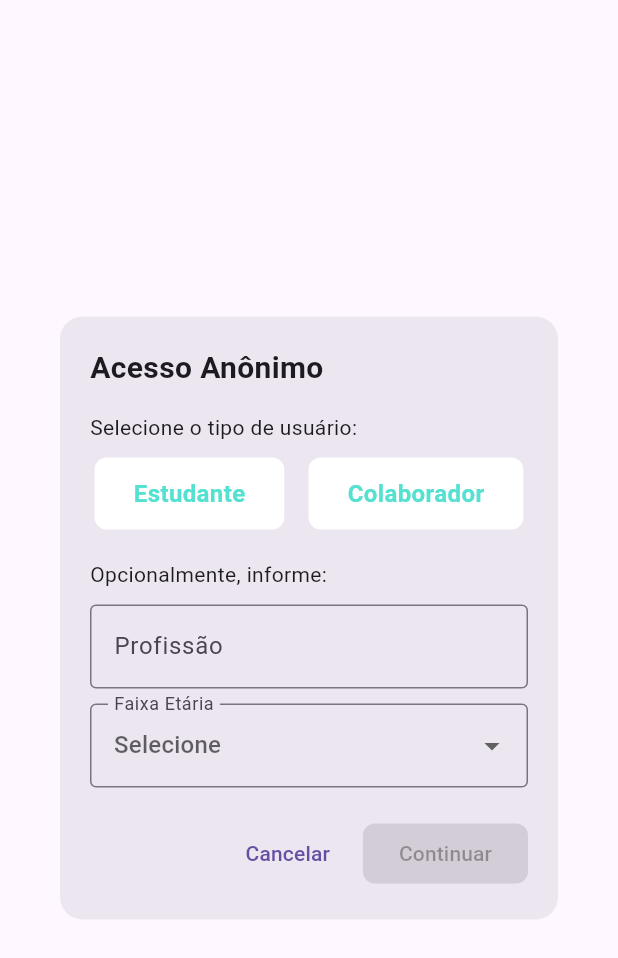
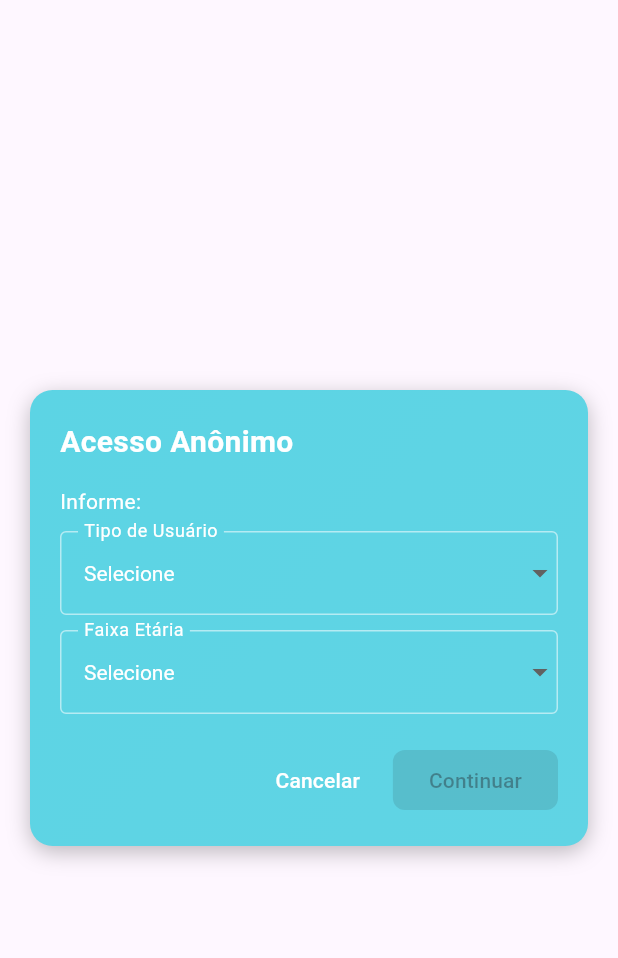
Before and after one commit to Pedro-Caixa/my_refuge, a Flutter app: the AnonymousLoginDialog widget shown alone on an empty page, opened directly, on a phone screen of 412 x 824 dp. Shown: the top 958 px of the screen. Run offline on Flutter 3.47's test engine with Material 3 defaults, Android fonts, the phone set to English and light mode, and no system bars; our stand-ins replace cloud_firestore, firebase_auth, firebase_core, flutter_dotenv; accounts and stored records are empty.

Commit message:
anonymous-login-mudado

```diff
--- a/lib/views/widgets/anonymous_login_dialog.dart
+++ b/lib/views/widgets/anonymous_login_dialog.dart
@@ -11,16 +11,35 @@ class AnonymousLoginDialog extends StatefulWidget {
 }
 
 class _AnonymousLoginDialogState extends State<AnonymousLoginDialog> {
-  String _selectedUserType = '';
-  String? _profession;
+  String? _selectedUserType;
   String? _ageRange;
 
   @override
   Widget build(BuildContext context) {
     return Dialog(
-      shape: RoundedRectangleBorder(borderRadius: BorderRadius.circular(15)),
-      child: Padding(
-        padding: const EdgeInsets.all(20.0),
+      backgroundColor: Colors.transparent,
+      insetPadding: const EdgeInsets.symmetric(horizontal: 20),
+      child: Container(
+        decoration: BoxDecoration(
+          borderRadius: BorderRadius.circular(15),
+
+          gradient: const LinearGradient(
+            begin: Alignment.topLeft,
+            end: Alignment.bottomRight,
+            colors: [
+              Color(0xFF5CD4E4),
+              Color(0xFF60D4E4),
+            ],
+          ),
+          boxShadow: [
+            BoxShadow(
+              color: Colors.black26,
+              blurRadius: 12,
+              offset: const Offset(0, 4),
+            ),
+          ],
+        ),
+        padding: const EdgeInsets.all(20),
         child: Column(
           mainAxisSize: MainAxisSize.min,
           crossAxisAlignment: CrossAxisAlignment.start,
@@ -28,45 +47,81 @@ class _AnonymousLoginDialogState extends State<AnonymousLoginDialog> {
             const Text(
               'Acesso Anônimo',
               style: TextStyle(
+                color: Colors.white,
                 fontSize: 20,
                 fontWeight: FontWeight.bold,
               ),
             ),
             const SizedBox(height: 15),
-            const Text('Selecione o tipo de usuário:'),
-            const SizedBox(height: 10),
-            _buildUserTypeSelector(),
-            const SizedBox(height: 20),
-            const Text('Opcionalmente, informe:'),
-            const SizedBox(height: 10),
-            TextField(
-              decoration: const InputDecoration(
-                labelText: 'Profissão',
-                hintText: 'Ex: Estudante, Professor, etc.',
-                border: OutlineInputBorder(),
-              ),
-              onChanged: (value) => _profession = value,
+
+
+            const Text(
+              'Informe:',
+              style: TextStyle(color: Colors.white),
             ),
             const SizedBox(height: 10),
+
+
+            DropdownButtonFormField<String>(
+              decoration: InputDecoration(
+                labelText: 'Tipo de Usuário',
+                labelStyle: const TextStyle(color: Colors.white),
+                enabledBorder: OutlineInputBorder(
+                  borderSide: BorderSide(color: Colors.white54),
+                ),
+                focusedBorder: const OutlineInputBorder(
+                  borderSide: BorderSide(color: Colors.white),
+                ),
+              ),
+              dropdownColor: const Color(0xFF5CD4E4),
+              value: _selectedUserType,
+              hint: const Text(
+                'Selecione',
+                style: TextStyle(color: Colors.white),
+              ),
+              style: const TextStyle(color: Colors.white),
+              onChanged: (value) {
+                setState(() {
+                  _selectedUserType = value;
+                });
+              },
+              items: const [
+                DropdownMenuItem(value: 'Estudante', child: Text('Estudante')),
+                DropdownMenuItem(value: 'Colaborador', child: Text('Colaborador')),
+              ],
+            ),
+
+            const SizedBox(height: 10),
+
+
             _buildAgeRangeDropdown(),
+
             const SizedBox(height: 20),
             Row(
               mainAxisAlignment: MainAxisAlignment.end,
               children: [
                 TextButton(
                   onPressed: () => Navigator.pop(context),
-                  child: const Text('Cancelar'),
+                  child: const Text(
+                    'Cancelar',
+                    style: TextStyle(color: Colors.white),
+                  ),
                 ),
                 const SizedBox(width: 10),
                 Consumer<UserController>(
                   builder: (context, userController, child) {
                     return ElevatedButton(
-                      onPressed: _selectedUserType.isEmpty || userController.isLoading
+                      style: ElevatedButton.styleFrom(
+                        backgroundColor: Colors.white,
+                        foregroundColor: Colors.black,
+                      ),
+                      onPressed: _selectedUserType == null ||
+                              _ageRange == null ||
+                              userController.isLoading
                           ? null
                           : () async {
                               final success = await userController.signInAnonymously(
-                                _selectedUserType,
-                                profession: _profession,
+                                _selectedUserType!,
                                 ageRange: _ageRange,
                               );
 
@@ -78,9 +133,7 @@ class _AnonymousLoginDialogState extends State<AnonymousLoginDialog> {
                           ? const SizedBox(
                               width: 20,
                               height: 20,
-                              child: CircularProgressIndicator(
-                                strokeWidth: 2,
-                              ),
+                              child: CircularProgressIndicator(strokeWidth: 2),
                             )
                           : const Text('Continuar'),
                     );
@@ -94,41 +147,25 @@ class _AnonymousLoginDialogState extends State<AnonymousLoginDialog> {
     );
   }
 
-  Widget _buildUserTypeSelector() {
-    return Row(
-      mainAxisAlignment: MainAxisAlignment.spaceEvenly,
-      children: [
-        SelectableButton(
-          text: "Estudante",
-          isSelected: _selectedUserType == 'Estudante',
-          onPressed: () {
-            setState(() {
-              _selectedUserType = 'Estudante';
-            });
-          },
-        ),
-        const SizedBox(width: 10),
-        SelectableButton(
-          text: "Colaborador",
-          isSelected: _selectedUserType == 'Colaborador',
-          onPressed: () {
-            setState(() {
-              _selectedUserType = 'Colaborador';
-            });
-          },
-        ),
-      ],
-    );
-  }
-
   Widget _buildAgeRangeDropdown() {
     return DropdownButtonFormField<String>(
-      decoration: const InputDecoration(
+      decoration: InputDecoration(
         labelText: 'Faixa Etária',
-        border: OutlineInputBorder(),
+        labelStyle: const TextStyle(color: Colors.white),
+        enabledBorder: OutlineInputBorder(
+          borderSide: BorderSide(color: Colors.white54),
+        ),
+        focusedBorder: const OutlineInputBorder(
+          borderSide: BorderSide(color: Colors.white),
+        ),
       ),
+      dropdownColor: const Color(0xFF5CD4E4),
       value: _ageRange,
-      hint: const Text('Selecione'),
+      hint: const Text(
+        'Selecione',
+        style: TextStyle(color: Colors.white),
+      ),
+      style: const TextStyle(color: Colors.white),
       onChanged: (value) {
         setState(() {
           _ageRange = value;
```
Also changed, not shown: Novo(a) Documento de Texto (2).txt (added), Novo(a) Documento de Texto.txt (added).
